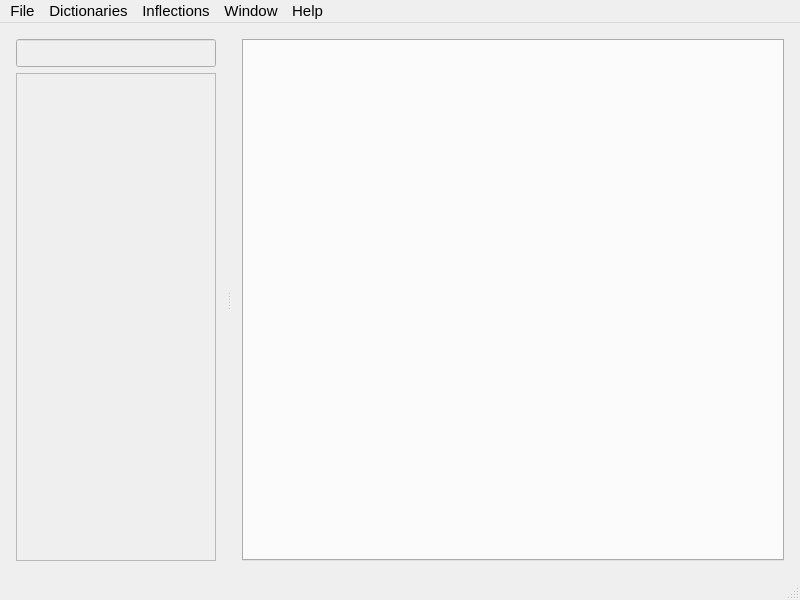
Old version of the form mainwindow.ui in the repository scottsanett/IceDict.
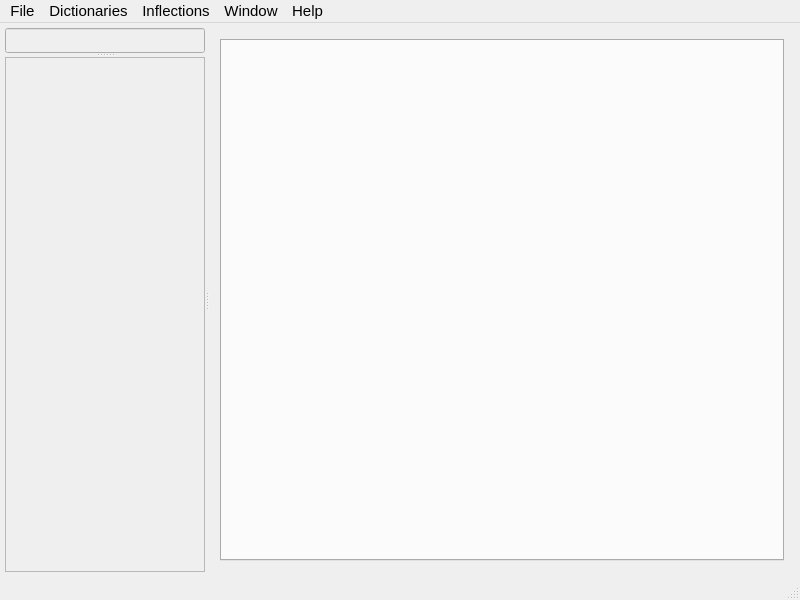
New version of the form.

```diff
--- a/mainwindow.ui
+++ b/mainwindow.ui
@@ -37,25 +37,16 @@
      <number>5</number>
     </property>
     <item>
-     <widget class="QSplitter" name="splitter">
-      <property name="frameShape">
-       <enum>QFrame::Panel</enum>
-      </property>
-      <property name="frameShadow">
-       <enum>QFrame::Sunken</enum>
-      </property>
-      <property name="lineWidth">
-       <number>0</number>
-      </property>
+     <layout class="QVBoxLayout" name="centralLayout">
+      <item>
+       <widget class="QSplitter" name="mainSplitter">
       <property name="orientation">
        <enum>Qt::Horizontal</enum>
       </property>
-      <widget class="QWidget" name="layoutWidget">
-       <layout class="QVBoxLayout" name="inputLayout">
-        <property name="sizeConstraint">
-         <enum>QLayout::SetMaximumSize</enum>
-        </property>
-        <item>
+        <widget class="QSplitter" name="inputLayout">
+         <property name="orientation">
+          <enum>Qt::Vertical</enum>
+         </property>
          <widget class="QLineEdit" name="input">
           <property name="enabled">
            <bool>false</bool>
@@ -69,13 +60,13 @@
           <property name="minimumSize">
            <size>
             <width>100</width>
-            <height>0</height>
+            <height>25</height>
            </size>
           </property>
           <property name="maximumSize">
            <size>
             <width>200</width>
-            <height>16777215</height>
+            <height>25</height>
            </size>
           </property>
           <property name="font">
@@ -91,8 +82,6 @@
            <bool>false</bool>
           </property>
          </widget>
-        </item>
-        <item>
          <widget class="QListWidget" name="options">
           <property name="enabled">
            <bool>false</bool>
@@ -125,8 +114,6 @@
            <enum>QFrame::Sunken</enum>
           </property>
          </widget>
-        </item>
-       </layout>
       </widget>
       <widget class="QWidget" name="layoutWidget">
        <layout class="QVBoxLayout" name="resultsLayout">
@@ -151,6 +138,8 @@
        </layout>
       </widget>
      </widget>
+      </item>
+     </layout>
     </item>
    </layout>
   </widget>
```
Left out of the diff: 2 changed lines with no effect on the pictures. Lines whose indentation alone changed are shown as unchanged.
